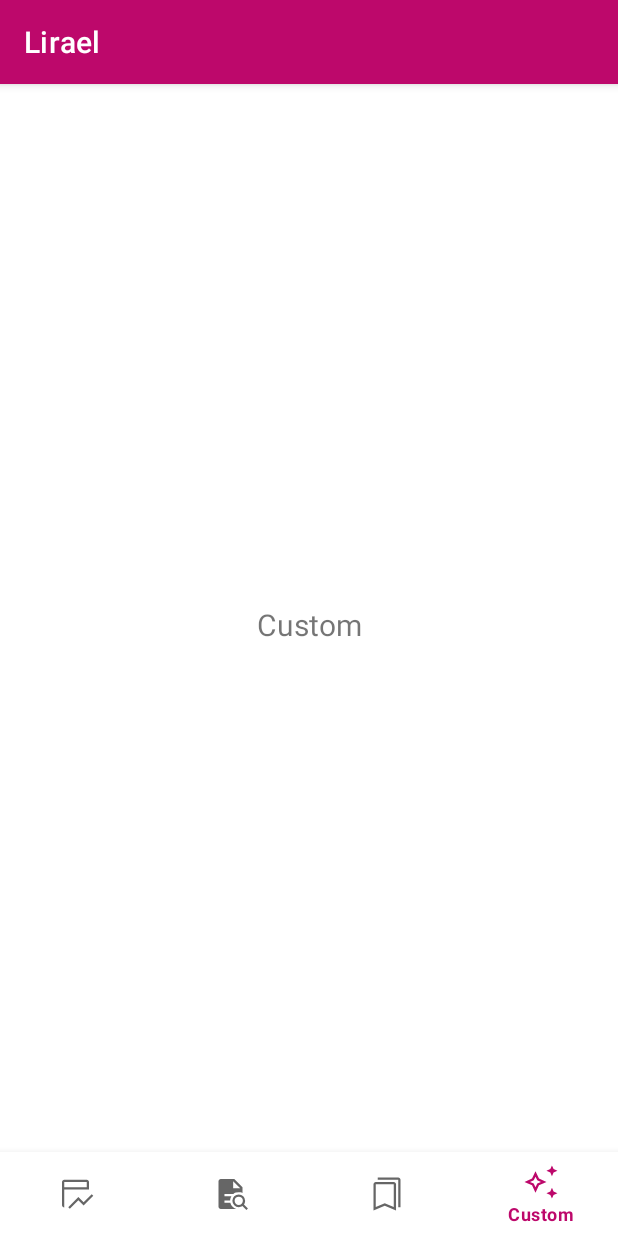
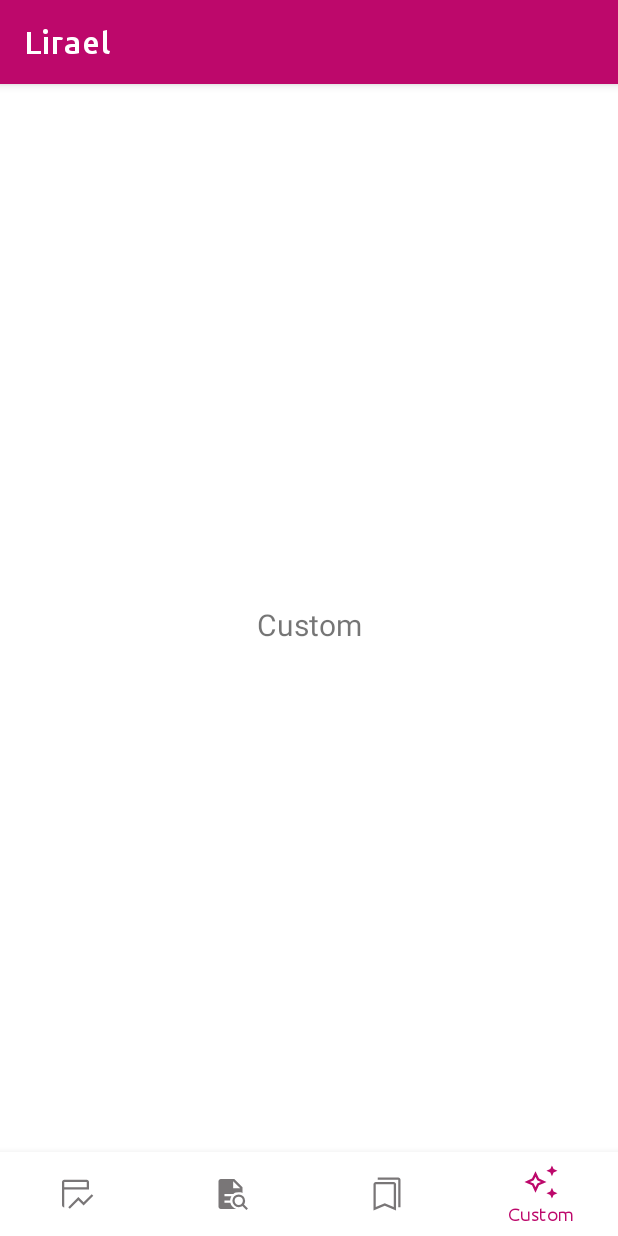
Before and after one commit to annamatolay/lirael-android, an Android app: the CustomFragment screen opened through its navigation route, on a phone screen of 412 x 824 dp. Run offline under Robolectric (Android 15) with nearby library versions, the light colour scheme and no system bars; our stand-ins replace RxJava, Timber, navigation-ui; libraries missing offline, so code that uses them is left out: com.jakewharton.rxrelay3; 2 statements that could not run were skipped.

Commit message:
chore: update resources (fonts, colors, themes, dimensions and strings)

```diff
--- /dev/null
+++ b/app/src/main/res/drawable/ic_waving_hand.xml
@@ -0,0 +1,10 @@
+<vector xmlns:android="http://schemas.android.com/apk/res/android"
+    android:width="48dp"
+    android:height="48dp"
+    android:viewportWidth="960"
+    android:viewportHeight="960"
+    android:tint="?attr/colorControlNormal">
+  <path
+      android:fillColor="@android:color/white"
+      android:pathData="M680,920Q780,920 850,850Q920,780 920,680L860,680Q860,755 807.5,807.5Q755,860 680,860L680,920ZM40,280L100,280Q100,205 152.5,152.5Q205,100 280,100L280,40Q180,40 110,110Q40,180 40,280ZM141,819Q44,722 44,586Q44,450 141,353L289,204Q315,178 352.5,178Q390,178 416,204Q420,207 425,214Q430,221 435,228L551,112Q577,86 614.5,86Q652,86 678,112Q684,119 688.5,126Q693,133 695,138L695,138Q720,113 756.5,114Q793,115 819,141Q839,161 843,190.5Q847,220 834,249Q842,252 849,257Q856,262 862,268Q888,294 888,331.5Q888,369 862,395L837,420Q844,423 850.5,428Q857,433 862,438Q888,464 888.5,501.5Q889,539 862,565L607,819Q510,916 374,916Q238,916 141,819ZM183,777Q223,817 272.5,836.5Q322,856 374,856Q426,856 475.5,836.5Q525,817 565,777L819,522Q828,513 828,500.5Q828,488 819,480Q810,471 798,471Q786,471 777,480L636,621L593,579L819,353Q828,344 828,331.5Q828,319 819,310Q810,301 798,301Q786,301 777,310L579,508L537,466L777,225Q786,216 785.5,203.5Q785,191 777,183Q768,174 756,174Q744,174 735,183L494,423L452,381L636,197Q645,188 644.5,175.5Q644,163 636,155Q627,146 614.5,146Q602,146 593,155L329,419Q350,471 342,525Q334,579 296,621L254,579Q286,542 286,494Q286,446 254,409L374,289Q383,280 382.5,267.5Q382,255 374,247Q365,238 353,238Q341,238 332,247L183,395Q143,435 123.5,484.5Q104,534 104,586Q104,638 123.5,687.5Q143,737 183,777Z"/>
+</vector>
--- a/app/src/main/res/values-night/themes.xml
+++ b/app/src/main/res/values-night/themes.xml
@@ -2,16 +2,18 @@
     <!-- Base application theme. -->
     <style name="Theme.Lirael" parent="Theme.MaterialComponents.DayNight.NoActionBar">
         <item name="colorPrimary">@color/purple_200</item>
+        <item name="colorSecondary">@color/lavender_300</item>
         <item name="colorPrimaryVariant">@color/purple_500</item>
+        <item name="colorTertiary">@color/orange_100</item>
+        <item name="colorSurface">@color/black</item>
+        <item name="colorError">@color/red_200</item>
+        <item name="colorSecondaryVariant">@color/lavender_300</item>
         <item name="colorOnPrimary">@color/purple_900</item>
-        <item name="colorSecondary">@color/lavender_300</item>
-        <item name="colorSecondaryVariant">@color/lavender_300</item>
         <item name="colorOnSecondary">@color/lavender_900</item>
-        <item name="colorTertiary">@color/orange_100</item>
         <item name="colorOnTertiary">@color/brown_900</item>
-        <item name="colorError">@color/red_200</item>
+        <item name="colorOnSurface">@color/red_50</item>
         <item name="colorOnError">@color/red_900</item>
-        <item name="android:colorBackground">@color/black</item>
+        <item name="android:colorBackground">@color/black_900</item>
         <item name="colorOnBackground">@color/white</item>
         <item name="android:statusBarColor">?attr/colorPrimaryVariant</item>
     </style>
--- a/app/src/main/res/values/colors.xml
+++ b/app/src/main/res/values/colors.xml
@@ -9,9 +9,11 @@
     <color name="brown_500">#80543D</color>
     <color name="brown_900">#4b2714</color>
     <color name="orange_100">#F4BA9E</color>
+    <color name="red_50">#EAE0E3</color>
     <color name="red_200">#FFB4AB</color>
     <color name="red_800">#BA1A1A</color>
     <color name="red_900">#690005</color>
+    <color name="black_900">#1F1A1D</color>
     <color name="black">#FF000000</color>
     <color name="white">#FFFFFFFF</color>
 </resources>
--- a/app/src/main/res/values/dimens.xml
+++ b/app/src/main/res/values/dimens.xml
@@ -1,5 +1,17 @@
 <resources>
     <!-- Default screen margins, per the Android Design guidelines. -->
-    <dimen name="activity_horizontal_margin">16dp</dimen>
-    <dimen name="activity_vertical_margin">16dp</dimen>
+    <dimen name="horizontal_margin">16dp</dimen>
+    <dimen name="vertical_margin">16dp</dimen>
+    <!-- Margin & Padding, 4 dp baseline, https://material.io/design/layout/understanding-layout.html -->
+    <dimen name="spacing_4dp">4dp</dimen>
+    <dimen name="spacing_8dp">8dp</dimen>
+    <dimen name="spacing_12dp">12dp</dimen>
+    <dimen name="spacing_16dp">16dp</dimen>
+    <dimen name="spacing_24dp">24dp</dimen>
+    <dimen name="spacing_32dp">32dp</dimen>
+    <dimen name="spacing_56dp">56dp</dimen>
+
+    <dimen name="m3_dialog_elevation">6dp</dimen>
+    <dimen name="m3_dialog_margin">16dp</dimen>
+    <dimen name="m3_dialog_icon_size">24dp</dimen>
 </resources>
--- a/app/src/main/res/values/strings.xml
+++ b/app/src/main/res/values/strings.xml
@@ -1,7 +1,13 @@
 <resources>
     <string name="app_name">Lirael</string>
+    <string name="app_description">Your pocket kitt(ch)en helper &#128571;</string>
     <string name="title_statistics">Statistics</string>
     <string name="title_recipes">Recipes</string>
     <string name="title_favourites">Favourites</string>
     <string name="title_custom">Custom</string>
+    <string name="confirm_exit_dialog_title">Confirm exit</string>
+    <string name="confirm_exit_dialog_description">Are you sure you want to exit?</string>
+    <string name="confirm_exit_dialog_show">Never show this again</string>
+    <string name="confirm_exit_dialog_button_positive">Sure</string>
+    <string name="confirm_exit_dialog_button_negative">Nope</string>
 </resources>
--- a/app/src/main/res/values/themes.xml
+++ b/app/src/main/res/values/themes.xml
@@ -2,17 +2,33 @@
     <!-- Base application theme. -->
     <style name="Theme.Lirael" parent="Theme.MaterialComponents.DayNight.NoActionBar">
         <item name="colorPrimary">@color/purple_500</item>
+        <item name="colorSecondary">@color/lavender_300</item>
+        <item name="colorTertiary">@color/brown_500</item>
+        <item name="colorSurface">@color/white</item>
+        <item name="colorError">@color/red_800</item>
         <item name="colorPrimaryVariant">@color/purple_900</item>
+        <item name="colorSecondaryVariant">@color/lavender_700</item>
         <item name="colorOnPrimary">@color/white</item>
-        <item name="colorSecondary">@color/lavender_300</item>
-        <item name="colorSecondaryVariant">@color/lavender_700</item>
         <item name="colorOnSecondary">@color/white</item>
-        <item name="colorTertiary">@color/brown_500</item>
         <item name="colorOnTertiary">@color/white</item>
-        <item name="colorError">@color/red_800</item>
+        <item name="colorOnSurface">@color/black_900</item>
         <item name="colorOnError">@color/white</item>
         <item name="android:colorBackground">@color/white</item>
         <item name="colorOnBackground">@color/black</item>
         <item name="android:statusBarColor">?attr/colorPrimaryVariant</item>
+
+        <item name="textAppearanceHeadline1">@style/TextAppearance.Lirael.Headline1</item>
+        <item name="textAppearanceHeadline2">@style/TextAppearance.Lirael.Headline2</item>
+        <item name="textAppearanceHeadline3">@style/TextAppearance.Lirael.Headline3</item>
+        <item name="textAppearanceHeadline4">@style/TextAppearance.Lirael.Headline4</item>
+        <item name="textAppearanceHeadline5">@style/TextAppearance.Lirael.Headline5</item>
+        <item name="textAppearanceHeadline6">@style/TextAppearance.Lirael.Headline6</item>
+        <item name="textAppearanceSubtitle1">@style/TextAppearance.Lirael.Subtitle1</item>
+        <item name="textAppearanceSubtitle2">@style/TextAppearance.Lirael.Subtitle2</item>
+        <item name="textAppearanceBody1">@style/TextAppearance.Lirael.Body1</item>
+        <item name="textAppearanceBody2">@style/TextAppearance.Lirael.Body2</item>
+        <item name="textAppearanceButton">@style/TextAppearance.Lirael.Button</item>
+        <item name="textAppearanceCaption">@style/TextAppearance.Lirael.Caption</item>
+        <item name="textAppearanceOverline">@style/TextAppearance.Lirael.Overline</item>
     </style>
 </resources>
--- /dev/null
+++ b/app/src/main/res/values/type.xml
@@ -0,0 +1,70 @@
+<?xml version="1.0" encoding="utf-8"?>
+<resources>
+    <style name="TextAppearance.Lirael.Headline1" parent="TextAppearance.MaterialComponents.Headline1">
+        <item name="fontFamily">@font/ubuntu_light</item>
+        <item name="android:fontFamily">@font/ubuntu_light</item>
+        <item name="android:textSize">99sp</item>
+    </style>
+    <style name="TextAppearance.Lirael.Headline2" parent="TextAppearance.MaterialComponents.Headline2">
+        <item name="fontFamily">@font/ubuntu_light</item>
+        <item name="android:fontFamily">@font/ubuntu_light</item>
+        <item name="android:textSize">62sp</item>
+    </style>
+    <style name="TextAppearance.Lirael.Headline3" parent="TextAppearance.MaterialComponents.Headline3">
+        <item name="fontFamily">@font/ubuntu_regular</item>
+        <item name="android:fontFamily">@font/ubuntu_regular</item>
+        <item name="android:textSize">49sp</item>
+    </style>
+    <style name="TextAppearance.Lirael.Headline4" parent="TextAppearance.MaterialComponents.Headline4">
+        <item name="fontFamily">@font/ubuntu_regular</item>
+        <item name="android:fontFamily">@font/ubuntu_regular</item>
+        <item name="android:textSize">35sp</item>
+    </style>
+    <style name="TextAppearance.Lirael.Headline5" parent="TextAppearance.MaterialComponents.Headline5">
+        <item name="fontFamily">@font/ubuntu_regular</item>
+        <item name="android:fontFamily">@font/ubuntu_regular</item>
+        <item name="android:textSize">25sp</item>
+    </style>
+    <style name="TextAppearance.Lirael.Headline6" parent="TextAppearance.MaterialComponents.Headline6">
+        <item name="fontFamily">@font/ubuntu_medium</item>
+        <item name="android:fontFamily">@font/ubuntu_medium</item>
+        <item name="android:textSize">21sp</item>
+    </style>
+    <style name="TextAppearance.Lirael.Subtitle1" parent="TextAppearance.MaterialComponents.Subtitle1">
+        <item name="fontFamily">@font/ubuntu_regular</item>
+        <item name="android:fontFamily">@font/ubuntu_regular</item>
+        <item name="android:textSize">16sp</item>
+    </style>
+    <style name="TextAppearance.Lirael.Subtitle2" parent="TextAppearance.MaterialComponents.Subtitle2">
+        <item name="fontFamily">@font/ubuntu_medium</item>
+        <item name="android:fontFamily">@font/ubuntu_medium</item>
+        <item name="android:textSize">14sp</item>
+    </style>
+    <style name="TextAppearance.Lirael.Body1" parent="TextAppearance.MaterialComponents.Body1">
+        <item name="fontFamily">@font/ubuntu_regular</item>
+        <item name="android:fontFamily">@font/ubuntu_regular</item>
+        <item name="android:textSize">16sp</item>
+    </style>
+    <style name="TextAppearance.Lirael.Body2" parent="TextAppearance.MaterialComponents.Body2">
+        <item name="fontFamily">@font/ubuntu_regular</item>
+        <item name="android:fontFamily">@font/ubuntu_regular</item>
+        <item name="android:textSize">14sp</item>
+    </style>
+    <style name="TextAppearance.Lirael.Button" parent="TextAppearance.MaterialComponents.Button">
+        <item name="fontFamily">@font/ubuntu_medium</item>
+        <item name="android:fontFamily">@font/ubuntu_regular</item>
+        <item name="android:textSize">14sp</item>
+        <item name="android:textAllCaps">true</item>
+    </style>
+    <style name="TextAppearance.Lirael.Caption" parent="TextAppearance.MaterialComponents.Caption">
+        <item name="fontFamily">@font/ubuntu_regular</item>
+        <item name="android:fontFamily">@font/ubuntu_regular</item>
+        <item name="android:textSize">12sp</item>
+    </style>
+    <style name="TextAppearance.Lirael.Overline" parent="TextAppearance.MaterialComponents.Overline">
+        <item name="fontFamily">@font/ubuntu_regular</item>
+        <item name="android:fontFamily">@font/ubuntu_regular</item>
+        <item name="android:textSize">10sp</item>
+        <item name="android:textAllCaps">true</item>
+    </style>
+</resources>
```
Also changed, not shown: app/src/main/res/font/ubuntu_italic.ttf (added), app/src/main/res/font/ubuntu_light.ttf (added), app/src/main/res/font/ubuntu_medium.ttf (added), app/src/main/res/font/ubuntu_regular.ttf (added).
